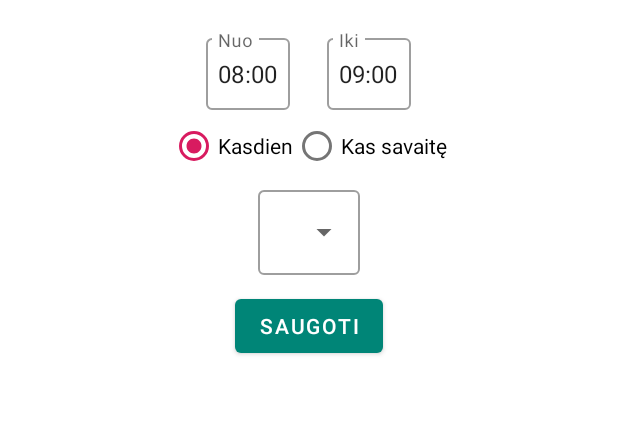
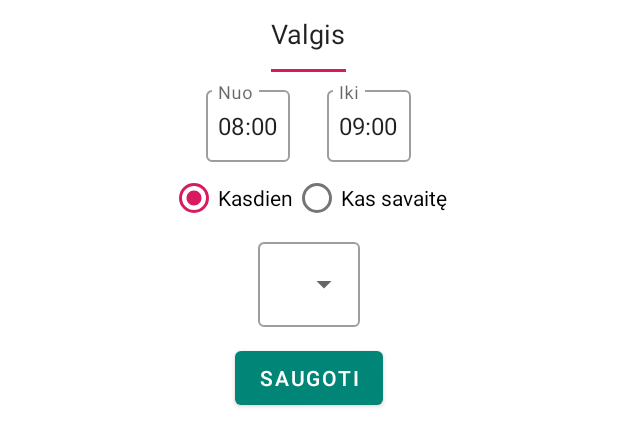
Before and after one commit to lukkna/tracker-app, an Android app: the layout fragment_meal_creation.xml on its own in the app's theme, with its tools: preview values and no code run, on a phone screen of 412 x 824 dp. Shown: the top 446 px of the screen. Run offline under Robolectric (Android 15) with nearby library versions, the phone set to English and light mode, and no system bars.

Commit message:
naming and titles

```diff
--- a/app/src/main/java/eu/vk/trackerapp/ui/MealCreationFragment.java
+++ b/app/src/main/java/eu/vk/trackerapp/ui/MealCreationFragment.java
@@ -30,7 +30,7 @@ import static java.lang.String.format;
 import static java.util.Objects.nonNull;
 
 public class MealCreationFragment extends DialogFragment {
-    private static final String[] MEAL_TYPES = new String[]{"Paprastas", "Prieš sportą", "Po sporto"};
+    private static final String[] MEAL_TYPES = new String[]{"Įprastas", "Prieš sportą", "Po sporto"};
     private Item item;
     private RadioButton rbRepeatEveryDay;
     private RadioButton rbRepeatEveryWeek;
--- a/app/src/main/res/layout/fragment_meal_creation.xml
+++ b/app/src/main/res/layout/fragment_meal_creation.xml
@@ -6,8 +6,19 @@
         android:layout_centerHorizontal="true"
         android:layout_centerVertical="true"
         android:layout_gravity="center"
-        android:padding="20dp"
-        android:paddingTop="10dp">
+        android:paddingStart="20dp"
+        android:paddingEnd="20dp"
+        android:paddingBottom="20dp">
+
+    <EditText
+            android:id="@+id/et_title"
+            android:layout_width="wrap_content"
+            android:layout_height="wrap_content"
+            android:text="Valgis"
+            android:paddingBottom="20dp"
+            app:layout_constraintEnd_toEndOf="parent"
+            app:layout_constraintStart_toStartOf="parent"
+            app:layout_constraintTop_toTopOf="parent" />
 
     <com.google.android.material.textfield.TextInputLayout
             android:id="@+id/til_time_from"
@@ -18,7 +29,7 @@
             android:hint="Nuo"
             app:layout_constraintEnd_toStartOf="@+id/til_time_to"
             app:layout_constraintStart_toStartOf="parent"
-            app:layout_constraintTop_toTopOf="parent">
+            app:layout_constraintTop_toBottomOf="@+id/et_title">
 
         <com.google.android.material.textfield.MaterialAutoCompleteTextView
                 android:id="@+id/actv_time_from"
@@ -41,7 +52,7 @@
             android:hint="Iki"
             app:layout_constraintEnd_toEndOf="parent"
             app:layout_constraintStart_toEndOf="@+id/til_time_from"
-            app:layout_constraintTop_toTopOf="parent">
+            app:layout_constraintTop_toBottomOf="@+id/et_title">
 
         <com.google.android.material.textfield.MaterialAutoCompleteTextView
                 android:id="@+id/actv_time_to"
@@ -86,10 +97,10 @@
             android:layout_height="wrap_content"
             android:focusableInTouchMode="false"
             android:hint="Tipas"
-            app:layout_constraintTop_toBottomOf="@id/rg_repeat"
             app:layout_constraintBottom_toTopOf="@id/bt_save"
             app:layout_constraintEnd_toEndOf="parent"
-            app:layout_constraintStart_toStartOf="parent">
+            app:layout_constraintStart_toStartOf="parent"
+            app:layout_constraintTop_toBottomOf="@id/rg_repeat">
 
         <com.google.android.material.textfield.MaterialAutoCompleteTextView
                 android:id="@+id/actv_meal_type"
```
Also changed, not shown: app/src/main/res/layout/fragment_sleep_creation.xml (+15 -4 lines), app/src/main/res/layout/fragment_task_creation.xml (+25 -6 lines), app/src/main/res/layout/fragment_user.xml (+14 -3 lines), app/src/main/res/layout/fragment_workout_creation.xml (+15 -4 lines).
